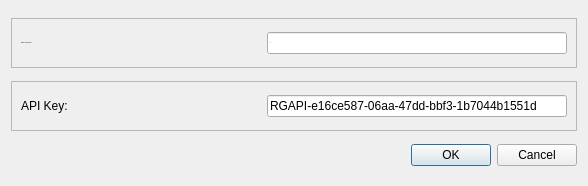
YannikSahl/TFT-Analyzer, file settingsdialog.ui: the form before one commit.
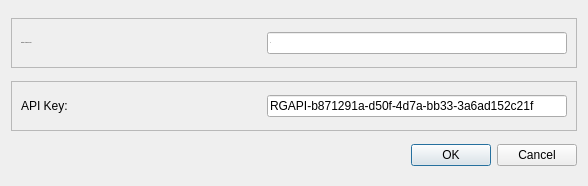
The form after the commit.

Diff of the .ui file:
```diff
--- a/settingsdialog.ui
+++ b/settingsdialog.ui
@@ -77,7 +77,7 @@
          <string notr="true">font-size: 12px;</string>
         </property>
         <property name="text">
-         <string>RGAPI-e16ce587-06aa-47dd-bbf3-1b7044b1551d</string>
+         <string>RGAPI-b871291a-d50f-4d7a-bb33-3a6ad152c21f</string>
         </property>
        </widget>
       </item>
```
